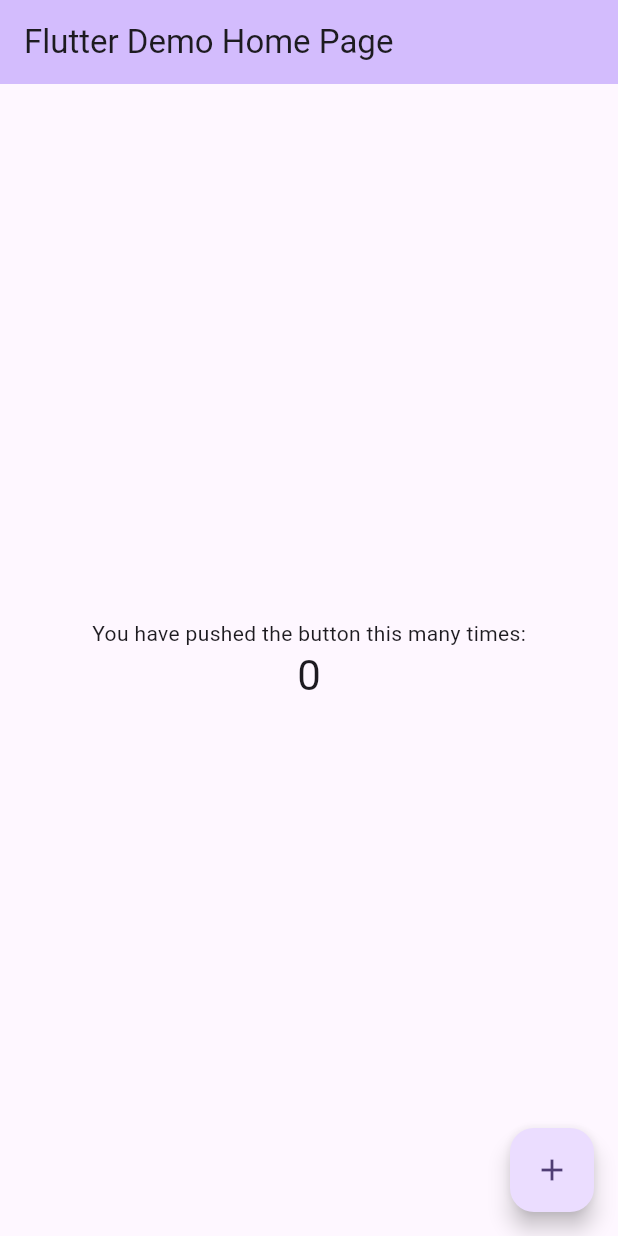
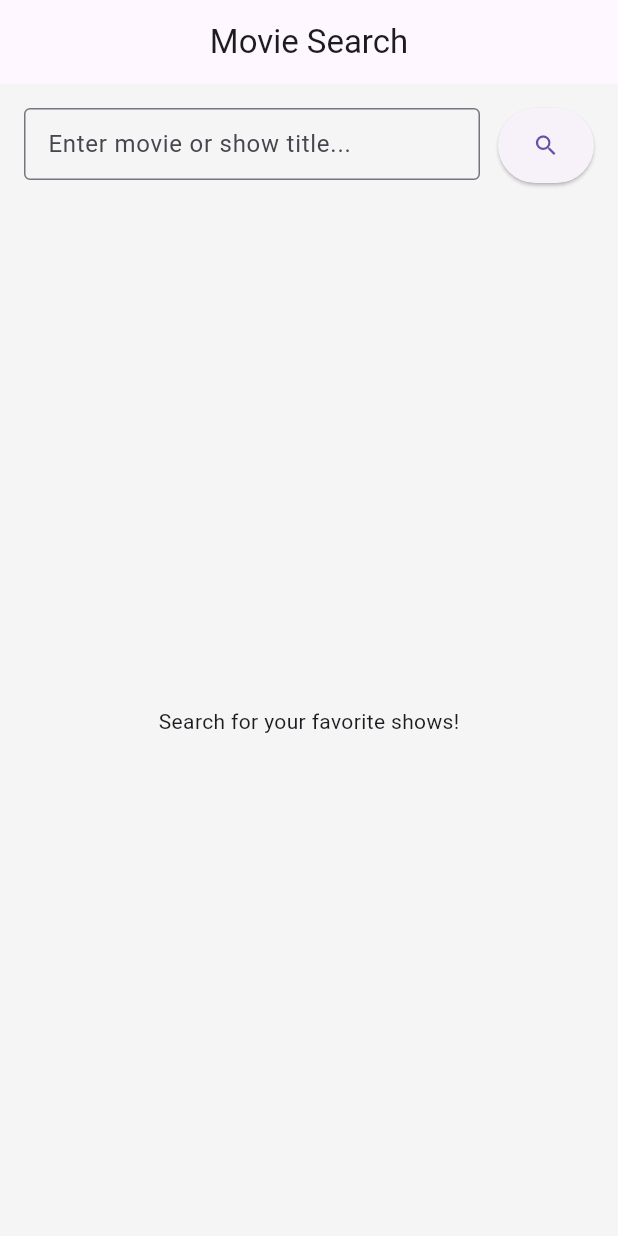
Before and after one commit to Ashu11122000/Flutter-Assignments, a Flutter app: the screen it shows after launch, on a phone screen of 412 x 824 dp. Run offline on Flutter 3.47's test engine with Material 3 defaults, Android fonts, the phone set to English and light mode, and no system bars.

Commit message:
Updated Codes of Movies Search App

```diff
--- a/movie_search_app/lib/main.dart
+++ b/movie_search_app/lib/main.dart
@@ -1,122 +1,23 @@
 import 'package:flutter/material.dart';
+import 'screens/search_screen.dart';
 
 void main() {
-  runApp(const MyApp());
+  runApp(const MovieSearchApp());
 }
 
-class MyApp extends StatelessWidget {
-  const MyApp({super.key});
+class MovieSearchApp extends StatelessWidget {
+  const MovieSearchApp({Key? key}) : super(key: key);
 
-  // This widget is the root of your application.
   @override
   Widget build(BuildContext context) {
     return MaterialApp(
-      title: 'Flutter Demo',
+      title: 'Movie Search Assignment',
+      debugShowCheckedModeBanner: false,
       theme: ThemeData(
-        // This is the theme of your application.
-        //
-        // TRY THIS: Try running your application with "flutter run". You'll see
-        // the application has a purple toolbar. Then, without quitting the app,
-        // try changing the seedColor in the colorScheme below to Colors.green
-        // and then invoke "hot reload" (save your changes or press the "hot
-        // reload" button in a Flutter-supported IDE, or press "r" if you used
-        // the command line to start the app).
-        //
-        // Notice that the counter didn't reset back to zero; the application
-        // state is not lost during the reload. To reset the state, use hot
-        // restart instead.
-        //
-        // This works for code too, not just values: Most code changes can be
-        // tested with just a hot reload.
-        colorScheme: .fromSeed(seedColor: Colors.deepPurple),
+        primarySwatch: Colors.indigo,
+        scaffoldBackgroundColor: Colors.grey[100],
       ),
-      home: const MyHomePage(title: 'Flutter Demo Home Page'),
+      home: const SearchScreen(),
     );
   }
 }
-
-class MyHomePage extends StatefulWidget {
-  const MyHomePage({super.key, required this.title});
-
-  // This widget is the home page of your application. It is stateful, meaning
-  // that it has a State object (defined below) that contains fields that affect
-  // how it looks.
-
-  // This class is the configuration for the state. It holds the values (in this
-  // case the title) provided by the parent (in this case the App widget) and
-  // used by the build method of the State. Fields in a Widget subclass are
-  // always marked "final".
-
-  final String title;
-
-  @override
-  State<MyHomePage> createState() => _MyHomePageState();
-}
-
-class _MyHomePageState extends State<MyHomePage> {
-  int _counter = 0;
-
-  void _incrementCounter() {
-    setState(() {
-      // This call to setState tells the Flutter framework that something has
-      // changed in this State, which causes it to rerun the build method below
-      // so that the display can reflect the updated values. If we changed
-      // _counter without calling setState(), then the build method would not be
-      // called again, and so nothing would appear to happen.
-      _counter++;
-    });
-  }
-
-  @override
-  Widget build(BuildContext context) {
-    // This method is rerun every time setState is called, for instance as done
-    // by the _incrementCounter method above.
-    //
-    // The Flutter framework has been optimized to make rerunning build methods
-    // fast, so that you can just rebuild anything that needs updating rather
-    // than having to individually change instances of widgets.
-    return Scaffold(
-      appBar: AppBar(
-        // TRY THIS: Try changing the color here to a specific color (to
-        // Colors.amber, perhaps?) and trigger a hot reload to see the AppBar
-        // change color while the other colors stay the same.
-        backgroundColor: Theme.of(context).colorScheme.inversePrimary,
-        // Here we take the value from the MyHomePage object that was created by
-        // the App.build method, and use it to set our appbar title.
-        title: Text(widget.title),
-      ),
-      body: Center(
-        // Center is a layout widget. It takes a single child and positions it
-        // in the middle of the parent.
-        child: Column(
-          // Column is also a layout widget. It takes a list of children and
-          // arranges them vertically. By default, it sizes itself to fit its
-          // children horizontally, and tries to be as tall as its parent.
-          //
-          // Column has various properties to control how it sizes itself and
-          // how it positions its children. Here we use mainAxisAlignment to
-          // center the children vertically; the main axis here is the vertical
-          // axis because Columns are vertical (the cross axis would be
-          // horizontal).
-          //
-          // TRY THIS: Invoke "debug painting" (choose the "Toggle Debug Paint"
-          // action in the IDE, or press "p" in the console), to see the
-          // wireframe for each widget.
-          mainAxisAlignment: .center,
-          children: [
-            const Text('You have pushed the button this many times:'),
-            Text(
-              '$_counter',
-              style: Theme.of(context).textTheme.headlineMedium,
-            ),
-          ],
-        ),
-      ),
-      floatingActionButton: FloatingActionButton(
-        onPressed: _incrementCounter,
-        tooltip: 'Increment',
-        child: const Icon(Icons.add),
-      ),
-    );
-  }
-}
--- a/movie_search_app/lib/models/movie.dart
+++ b/movie_search_app/lib/models/movie.dart
@@ -0,0 +1,34 @@
+class Movie {
+  final int id;
+  final String title;
+  final String summary;
+  final String imageUrl;
+  final double rating;
+
+  Movie({
+    required this.id,
+    required this.title,
+    required this.summary,
+    required this.imageUrl,
+    required this.rating,
+  });
+
+  // Factory constructor with data validation and null-safety safeguards
+  factory Movie.fromJson(Map<String, dynamic> json) {
+    final show = json['show'] ?? {};
+    final imageMap = show['image'] as Map<String, dynamic>?;
+    final ratingMap = show['rating'] as Map<String, dynamic>?;
+
+    // Remove HTML tags from the summary if present
+    String cleanSummary = show['summary'] ?? 'No summary available.';
+    cleanSummary = cleanSummary.replaceAll(RegExp(r'<[^>]*>'), '');
+
+    return Movie(
+      id: show['id'] ?? 0,
+      title: show['name'] ?? 'Unknown Title',
+      summary: cleanSummary,
+      imageUrl: imageMap?['medium'] ?? 'https://via.placeholder.com/150',
+      rating: (ratingMap?['average'] ?? 0.0).toDouble(),
+    );
+  }
+}
--- a/movie_search_app/lib/screens/search_screen.dart
+++ b/movie_search_app/lib/screens/search_screen.dart
@@ -0,0 +1,120 @@
+import 'package:flutter/material.dart';
+import '../services/api_service.dart';
+import '../models/movie.dart';
+import '../widgets/movie_card.dart';
+
+class SearchScreen extends StatefulWidget {
+  const SearchScreen({Key? key}) : super(key: key);
+
+  @override
+  _SearchScreenState createState() => _SearchScreenState();
+}
+
+class _SearchScreenState extends State<SearchScreen> {
+  final ApiService _apiService = ApiService();
+  final _formKey = GlobalKey<FormState>();
+  final TextEditingController _searchController = TextEditingController();
+
+  Future<List<Movie>>? _searchResults;
+
+  void _handleSearch() {
+    // Data Validation check before firing the asynchronous API call
+    if (_formKey.currentState!.validate()) {
+      setState(() {
+        _searchResults = _apiService.searchMovies(_searchController.text.trim());
+      });
+    }
+  }
+
+  @override
+  void dispose() {
+    _searchController.dispose();
+    super.dispose();
+  }
+
+  @override
+  Widget build(BuildContext context) {
+    return Scaffold(
+      appBar: AppBar(
+        title: const Text('Movie Search'),
+        centerTitle: true,
+      ),
+      body: Column(
+        children: [
+          Padding(
+            padding: const EdgeInsets.all(16.0),
+            child: Form(
+              key: _formKey,
+              child: Row(
+                crossAxisAlignment: CrossAxisAlignment.start,
+                children: [
+                  Expanded(
+                    child: TextFormField(
+                      controller: _searchController,
+                      decoration: const InputDecoration(
+                        hintText: 'Enter movie or show title...',
+                        border: OutlineInputBorder(),
+                        contentPadding: EdgeInsets.symmetric(horizontal: 12, vertical: 8),
+                      ),
+                      // Input Validation Logic
+                      validator: (value) {
+                        if (value == null || value.trim().isEmpty) {
+                          return 'Please enter a search term';
+                        }
+                        if (value.trim().length < 2) {
+                          return 'Search term must be at least 2 characters';
+                        }
+                        return null;
+                      },
+                    ),
+                  ),
+                  const SizedBox(width: 12),
+                  ElevatedButton(
+                    onPressed: _handleSearch,
+                    style: ElevatedButton.styleFrom(
+                      padding: const EdgeInsets.symmetric(horizontal: 20, vertical: 16),
+                    ),
+                    child: const Icon(Icons.search),
+                  ),
+                ],
+              ),
+            ),
+          ),
+          Expanded(
+            child: _searchResults == null
+                ? const Center(child: Text('Search for your favorite shows!'))
+                : FutureBuilder<List<Movie>>(
+                    future: _searchResults,
+                    builder: (context, snapshot) {
+                      if (snapshot.connectionState == ConnectionState.waiting) {
+                        return const Center(child: CircularProgressIndicator());
+                      } else if (snapshot.hasError) {
+                        return Center(
+                          child: Padding(
+                            padding: const EdgeInsets.all(16.0),
+                            child: Text(
+                              '${snapshot.error}',
+                              style: const TextStyle(color: Colors.red),
+                              textAlign: TextAlign.center,
+                            ),
+                          ),
+                        );
+                      } else if (!snapshot.hasData || snapshot.data!.isEmpty) {
+                        return const Center(child: Text('No movies found matching that title.'));
+                      }
+
+                      final movies = snapshot.data!;
+                      return ListView.builder(
+                        itemCount: movies.length,
+                        itemBuilder: (context, index) {
+                          return MovieCard(movie: movies[index]);
+                        },
+                      );
+                    },
+                  ),
+          ),
+        ],
+      ),
+    );
+  }
+}
--- a/movie_search_app/lib/services/api_service.dart
+++ b/movie_search_app/lib/services/api_service.dart
@@ -0,0 +1,24 @@
+import 'dart:convert';
+import 'package:http/http.dart' as http;
+import '../models/movie.dart';
+
+class ApiService {
+  // Asynchronous function fetching a list of movies based on a query string
+  Future<List<Movie>> searchMovies(String query) async {
+    final encodedQuery = Uri.encodeComponent(query);
+    final url = Uri.parse('https://api.tvmaze.com/search/shows?q=$encodedQuery');
+
+    try {
+      final response = await http.get(url);
+
+      if (response.statusCode == 200) {
+        final List<dynamic> decodedData = json.decode(response.body);
+        return decodedData.map((jsonItem) => Movie.fromJson(jsonItem)).toList();
+      } else {
+        throw Exception('Failed to load movies. Server error: ${response.statusCode}');
+      }
+    } catch (e) {
+      throw Exception('Network error occurred: $e');
+    }
+  }
+}
```
Also changed, not shown: movie_search_app/lib/widgets/movie_card.dart (+66 -0 lines).
